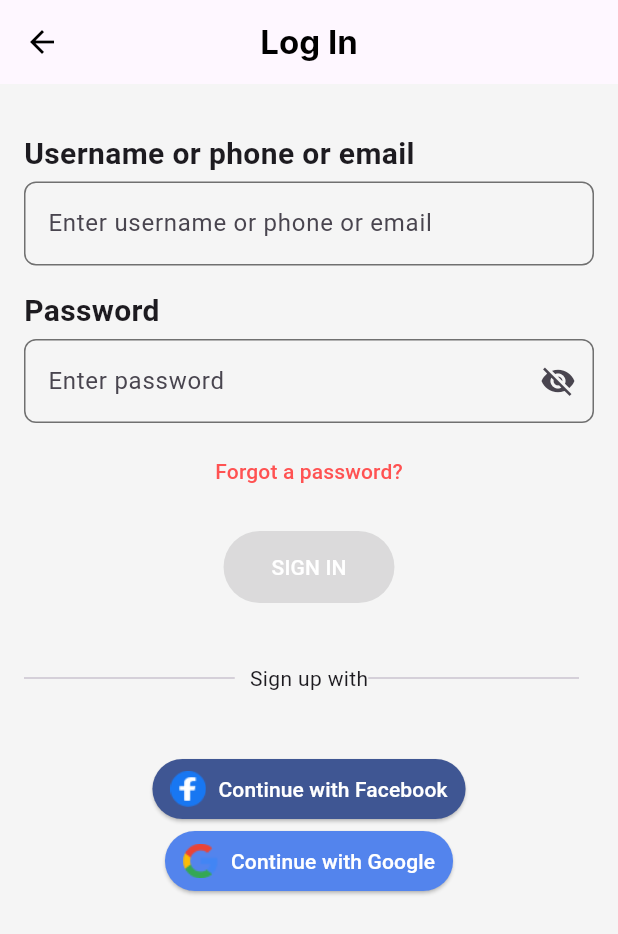
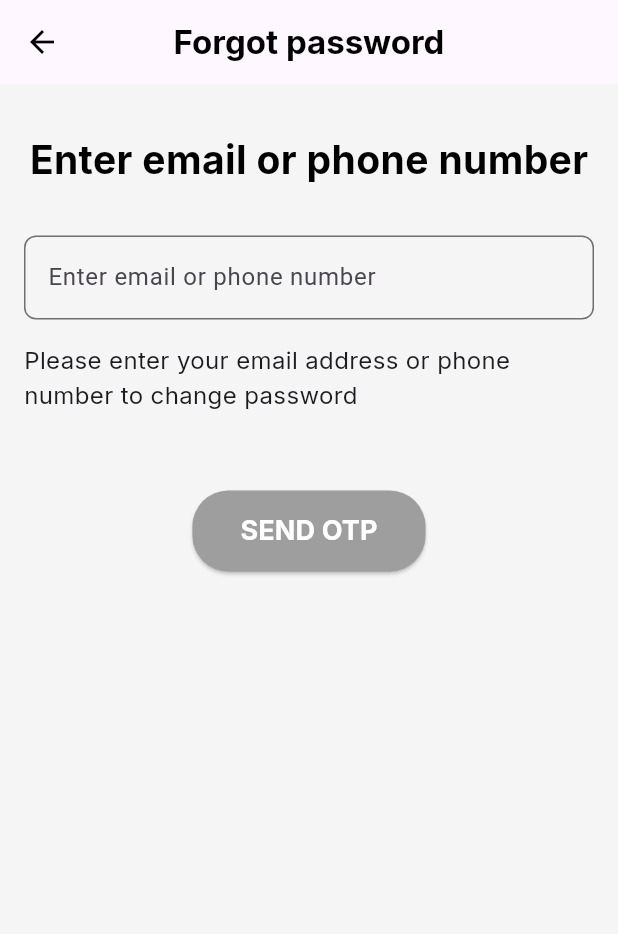
Before and after one commit to minnfeed/GogoFood, a Flutter app: the LoginScreen screen opened directly, after a tap on "Forgot a password?", on a phone screen of 412 x 824 dp. Shown: the top 934 px of the screen. Run offline on Flutter 3.47's test engine with Material 3 defaults, Android fonts, the light colour scheme and no system bars; our stand-ins replace google_fonts.

Commit message:
update login, create change password

```diff
--- /dev/null
+++ b/fontend/gogo_food/lib/viewmodels/forgot_password_view_model.dart
@@ -0,0 +1,39 @@
+import 'package:flutter/material.dart';
+
+class ForgotPasswordViewModel extends ChangeNotifier {
+  final usernameController = TextEditingController();
+  final usernameFocus = FocusNode();
+  String? usernameError;
+  bool isValid = false;
+
+  ForgotPasswordViewModel() {
+    usernameFocus.addListener(() {
+      if (!usernameFocus.hasFocus) validateUsername();
+    });
+
+    usernameController.addListener(() {
+      validateUsername();
+      _updateValidate();
+    });
+  }
+
+  void validateUsername() {
+    final username = usernameController.text.trim();
+    final emailRegex = RegExp(r'^[\w-\.]+@([\w-]+\.)+[\w-]{2,4}$');
+    final phoneRegex = RegExp(r'^\d{9,11}$');
+    if (username.isEmpty) {
+      usernameError = 'Email or phone number is required';
+    } else if (!emailRegex.hasMatch(username) &&
+        !phoneRegex.hasMatch(username)) {
+      usernameError = 'Please enter a valid email or phone number';
+    } else {
+      usernameError = null;
+    }
+    notifyListeners();
+  }
+
+  void _updateValidate() {
+    isValid = usernameError == null;
+    notifyListeners();
+  }
+}
--- a/fontend/gogo_food/lib/viewmodels/login_view_model.dart
+++ b/fontend/gogo_food/lib/viewmodels/login_view_model.dart
@@ -46,8 +46,6 @@ class LoginViewModel extends ChangeNotifier {
     notifyListeners();
   }
 
-  void forgotPassword() {}
-
   void login() {}
 
   void signInWithFacebook() {}
@@ -72,8 +70,13 @@ class LoginViewModel extends ChangeNotifier {
 
   void validateUsername() {
     final username = usernameController.text.trim();
+    final emailRegex = RegExp(r'^[\w-\.]+@([\w-]+\.)+[\w-]{2,4}$');
+    final phoneRegex = RegExp(r'^\d{9,11}$');
     if (username.isEmpty) {
-      usernameError = 'Username is required';
+      usernameError = 'Email or phone number is required';
+    } else if (!emailRegex.hasMatch(username) &&
+        !phoneRegex.hasMatch(username)) {
+      usernameError = 'Please enter a valid email or phone number';
     } else {
       usernameError = null;
     }
--- a/fontend/gogo_food/lib/viewmodels/welcome_view_model.dart
+++ b/fontend/gogo_food/lib/viewmodels/welcome_view_model.dart
@@ -7,7 +7,6 @@ class WelcomeViewModel extends ChangeNotifier {
   void signInWithFacebook() {}
 
   void signInWithGoogle() {}
-  void startWithEmailOrPhone() {}
   void signup(BuildContext context) {
     Navigator.push(
       context,
--- /dev/null
+++ b/fontend/gogo_food/lib/views/forgot_password_screen.dart
@@ -0,0 +1,114 @@
+import 'package:flutter/material.dart';
+import 'package:gogo_food/viewmodels/forgot_password_view_model.dart';
+import 'package:google_fonts/google_fonts.dart';
+import 'package:provider/provider.dart';
+
+class ForgotPasswordScreen extends StatefulWidget {
+  const ForgotPasswordScreen({super.key});
+
+  @override
+  State<StatefulWidget> createState() {
+    return _ForgotPasswordScreen();
+  }
+}
+
+class _ForgotPasswordScreen extends State<ForgotPasswordScreen> {
+  @override
+  Widget build(BuildContext context) {
+    final vm = context.watch<ForgotPasswordViewModel>();
+    return Scaffold(
+      appBar: AppBar(
+        centerTitle: true,
+        title: Text(
+          'Forgot password',
+          style: GoogleFonts.inter(
+            fontSize: 22,
+            fontWeight: FontWeight.bold,
+            color: Colors.black,
+          ),
+          textAlign: TextAlign.center,
+        ),
+        elevation: 0,
+        leading: BackButton(color: Colors.black),
+      ),
+      backgroundColor: Colors.grey.shade100,
+      body: SingleChildScrollView(
+        padding: const EdgeInsets.symmetric(horizontal: 16, vertical: 32),
+        child: Column(
+          crossAxisAlignment: CrossAxisAlignment.center,
+          children: [
+            Text(
+              'Enter email or phone number',
+              style: GoogleFonts.inter(
+                color: Colors.black,
+                fontSize: 26,
+                fontWeight: FontWeight.bold,
+              ),
+            ),
+            const SizedBox(height: 32),
+            TextField(
+              focusNode: vm.usernameFocus,
+              controller: vm.usernameController,
+              decoration: InputDecoration(
+                hintText: 'Enter email or phone number',
+                border: OutlineInputBorder(
+                  borderRadius: BorderRadius.circular(8),
+                ),
+                focusedBorder: OutlineInputBorder(
+                  borderRadius: BorderRadius.circular(8),
+                  borderSide: BorderSide(
+                    color: vm.usernameError != null
+                        ? Colors.red
+                        : Colors.black54,
+                    width: 2,
+                  ),
+                ),
+                enabledBorder: OutlineInputBorder(
+                  borderRadius: BorderRadius.circular(8),
+                  borderSide: BorderSide(
+                    color: vm.usernameError != null
+                        ? Colors.red
+                        : Colors.black54,
+                  ),
+                ),
+                errorText: vm.usernameError,
+              ),
+            ),
+            const SizedBox(height: 16),
+            Text(
+              'Please enter your email address or phone number to change password',
+              style: GoogleFonts.inter(
+                fontSize: 16,
+                fontWeight: FontWeight.w400,
+              ),
+            ),
+            const SizedBox(height: 52),
+            ElevatedButton(
+              onPressed: () {},
+              style: ElevatedButton.styleFrom(
+                backgroundColor: vm.isValid
+                    ? const Color(0xFFE13454)
+                    : Colors.grey,
+                shape: RoundedRectangleBorder(
+                  borderRadius: BorderRadiusGeometry.circular(24),
+                ),
+                padding: const EdgeInsets.symmetric(
+                  horizontal: 32,
+                  vertical: 14,
+                ),
+              ),
+              child: Text(
+                'SEND OTP',
+                style: GoogleFonts.inter(
+                  fontSize: 18,
+                  fontWeight: FontWeight.bold,
+                  color: Colors.white,
+                ),
+              ),
+            ),
+          ],
+        ),
+      ),
+    );
+  }
+}
--- a/fontend/gogo_food/lib/views/login_screen.dart
+++ b/fontend/gogo_food/lib/views/login_screen.dart
@@ -1,5 +1,7 @@
 import 'package:flutter/material.dart';
+import 'package:gogo_food/viewmodels/forgot_password_view_model.dart';
 import 'package:gogo_food/viewmodels/login_view_model.dart';
+import 'package:gogo_food/views/forgot_password_screen.dart';
 import 'package:google_fonts/google_fonts.dart';
 import 'package:provider/provider.dart';
 
@@ -55,12 +57,24 @@ class _LoginScreen extends State<LoginScreen> {
               toogleVisibility: vm.togglePasswordVisibility,
               obscureText: !vm.showPassword,
             ),
-            const SizedBox(height: 8),
-            TextButton(
-              onPressed: vm.forgotPassword,
-              child: const Text(
-                'Forgot a password?',
-                style: TextStyle(color: Colors.redAccent),
+            Align(
+              alignment: Alignment.centerLeft,
+              child: TextButton(
+                onPressed: () {
+                  Navigator.push(
+                    context,
+                    MaterialPageRoute(
+                      builder: (_) => ChangeNotifierProvider(
+                        create: (_) => ForgotPasswordViewModel(),
+                        child: ForgotPasswordScreen(),
+                      ),
+                    ),
+                  );
+                },
+                child: const Text(
+                  'Forgot a password?',
+                  style: TextStyle(color: Colors.redAccent, fontSize: 18),
+                ),
               ),
             ),
             const SizedBox(height: 16),
@@ -81,7 +95,11 @@ class _LoginScreen extends State<LoginScreen> {
                 ),
                 child: const Text(
                   'SIGN IN',
-                  style: TextStyle(color: Colors.white),
+                  style: TextStyle(
+                    color: Colors.white,
+                    fontSize: 18,
+                    fontWeight: FontWeight.bold,
+                  ),
                 ),
               ),
             ),
@@ -89,8 +107,8 @@ class _LoginScreen extends State<LoginScreen> {
             Row(
               children: [
                 Expanded(child: Divider(endIndent: 10)),
-                Text('Sign up with'),
-                Expanded(child: Divider(endIndent: 10)),
+                Text('Sign up with', style: TextStyle(fontSize: 18)),
+                Expanded(child: Divider(indent: 10)),
               ],
             ),
             const SizedBox(height: 40),
--- a/fontend/gogo_food/lib/views/welcome_screen.dart
+++ b/fontend/gogo_food/lib/views/welcome_screen.dart
@@ -1,5 +1,7 @@
 import 'package:flutter/material.dart';
+import 'package:gogo_food/viewmodels/login_view_model.dart';
 import 'package:gogo_food/viewmodels/welcome_view_model.dart';
+import 'package:gogo_food/views/login_screen.dart';
 import 'package:google_fonts/google_fonts.dart';
 import 'package:provider/provider.dart';
 
@@ -100,7 +102,19 @@ class WelcomeScreen extends StatelessWidget {
                   ],
                 ),
                 const SizedBox(height: 30),
-                Center(child: _emailOrPhoneButton(vm.startWithEmailOrPhone)),
+                Center(
+                  child: _emailOrPhoneButton(() {
+                    Navigator.push(
+                      context,
+                      MaterialPageRoute(
+                        builder: (_) => ChangeNotifierProvider(
+                          create: (_) => LoginViewModel(),
+                          child: LoginScreen(),
+                        ),
+                      ),
+                    );
+                  }),
+                ),
                 const SizedBox(height: 24),
                 Row(
                   mainAxisAlignment: MainAxisAlignment.center,
```
